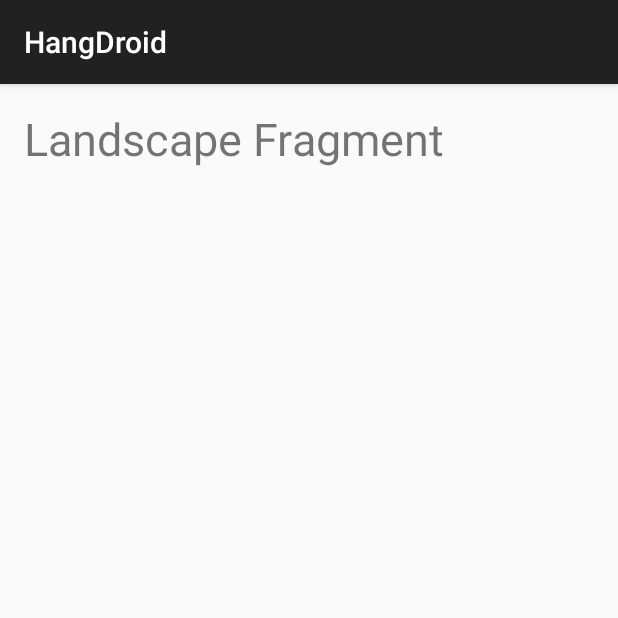
After one commit to Jonathan166/HangDroid, an Android app: the fragment FragmentLandscape shown on its own in the app's theme, on a phone screen of 412 x 824 dp, the top half of it. The commit adds this screen. Run offline under Robolectric (Android 15) with nearby library versions, the phone set to English and light mode, and no system bars.

```diff
--- /dev/null
+++ b/app/src/main/java/davinci/jlangf16/hangdroid/FragmentLandscape.java
@@ -0,0 +1,19 @@
+package davinci.jlangf16.hangdroid;
+
+import android.app.Fragment;
+import android.os.Bundle;
+import android.view.LayoutInflater;
+import android.view.View;
+import android.view.ViewGroup;
+
+/**
+ * Created by Jonathan on 12/3/2015.
+ */
+public class FragmentLandscape extends Fragment {
+
+    @Override
+    public View onCreateView(LayoutInflater inflater, ViewGroup container, Bundle savedInstanceState) {
+        return inflater.inflate(R.layout.landscape_fragment, container, false);
+
+    }
+}
--- /dev/null
+++ b/app/src/main/res/layout/landscape_fragment.xml
@@ -0,0 +1,15 @@
+<?xml version="1.0" encoding="utf-8"?>
+<LinearLayout xmlns:android="http://schemas.android.com/apk/res/android"
+    android:layout_width="match_parent"
+    android:layout_height="match_parent"
+    android:paddingLeft="16dp"
+    android:paddingRight="16dp"
+    android:paddingTop="16dp"
+    android:paddingBottom="16dp" >
+
+    <TextView
+        android:text="Landscape Fragment"
+        android:layout_width="match_parent"
+        android:layout_height="wrap_content"
+        android:textSize="30dp"/>
+</LinearLayout>
```
Also changed, not shown: app/src/main/java/davinci/jlangf16/hangdroid/FragmentPortrait.java (added, +19 -0 lines), app/src/main/java/davinci/jlangf16/hangdroid/MainActivity.java (+18 -1 lines), app/src/main/res/layout/activity_main.xml (+10 -0 lines), app/src/main/res/layout/portrait_fragment.xml (added, +15 -0 lines).
